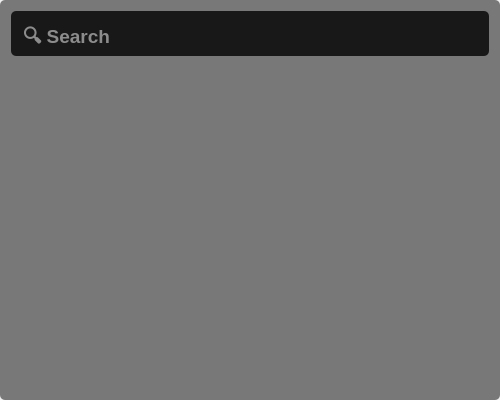
This is src/gui/finderwindow.ui in hussamh10/fetch as Qt 5 draws it before an edit. The edited form follows.
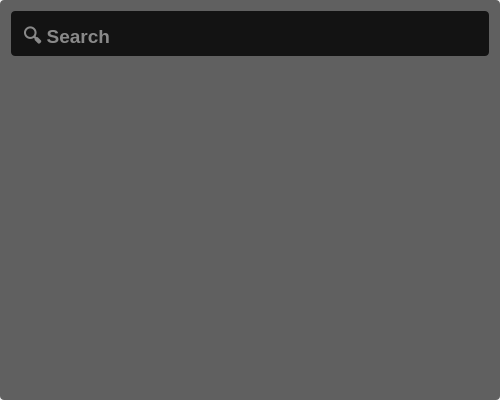
This is the edited form.

```diff
--- a/src/gui/finderwindow.ui
+++ b/src/gui/finderwindow.ui
@@ -30,8 +30,8 @@
   </property>
   <property name="styleSheet">
    <string notr="true">#centralWidget {
-	background: rgba(0,0,0,0.5);
-	border-radius: 5px;
+	background: rgba(0,0,0,0.6);
+	border-radius: 4px;
 }</string>
   </property>
   <widget class="QWidget" name="centralWidget">
@@ -65,7 +65,7 @@
        <string notr="true">background: rgba(0,0,0,0.8);
 color: white;
 padding: 10px;
-border-radius: 5px;</string>
+border-radius: 4px;</string>
       </property>
       <property name="alignment">
        <set>Qt::AlignLeading|Qt::AlignLeft|Qt::AlignTop</set>
```
